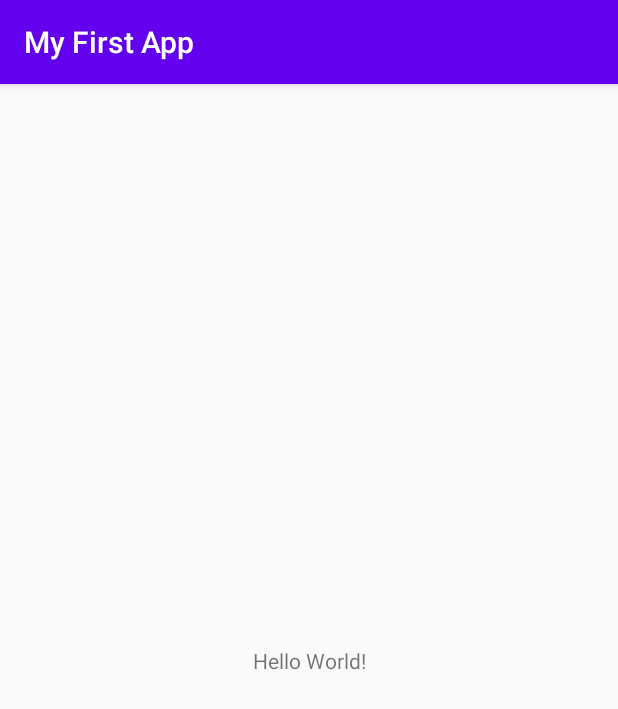
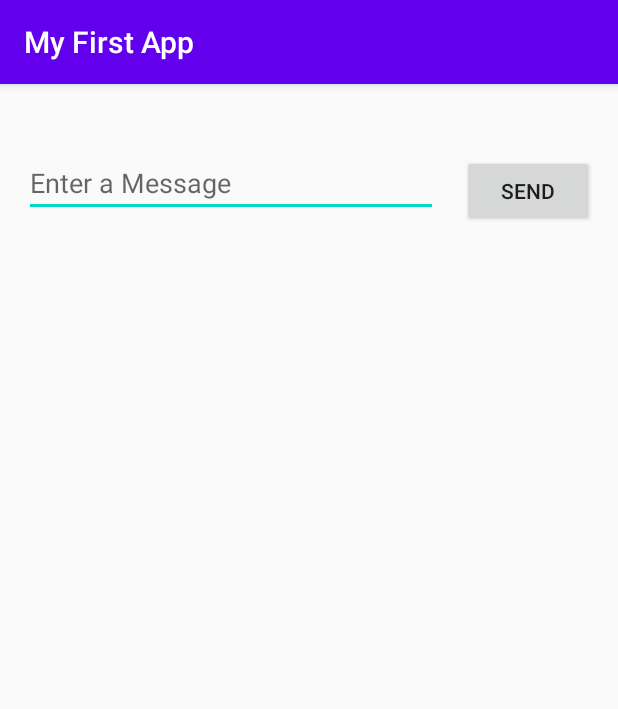
Before and after one commit to hirupiyumika/MAD_Lab3, an Android app: the screen it shows after launch (MainActivity), on a phone screen of 412 x 824 dp. Shown: the top 709 px of the screen. Run offline under Robolectric (Android 15) with nearby library versions, the phone set to English and light mode, and no system bars.

Commit message:
complete lab 3

```diff
--- a/app/src/main/AndroidManifest.xml
+++ b/app/src/main/AndroidManifest.xml
@@ -9,6 +9,7 @@
         android:roundIcon="@mipmap/ic_launcher_round"
         android:supportsRtl="true"
         android:theme="@style/AppTheme">
+        <activity android:name=".DisplayMessageActivity"></activity>
         <activity android:name=".MainActivity">
             <intent-filter>
                 <action android:name="android.intent.action.MAIN" />
--- a/app/src/main/res/layout/activity_main.xml
+++ b/app/src/main/res/layout/activity_main.xml
@@ -4,15 +4,38 @@
     xmlns:tools="http://schemas.android.com/tools"
     android:layout_width="match_parent"
     android:layout_height="match_parent"
+    android:onClick="sendMessage"
     tools:context=".MainActivity">
 
-    <TextView
+    <EditText
+        android:id="@+id/editText"
+        android:layout_width="0dp"
+        android:layout_height="41dp"
+        android:layout_marginStart="16dp"
+        android:layout_marginLeft="16dp"
+        android:layout_marginTop="16dp"
+        android:ems="10"
+        android:inputType="textPersonName"
+        android:hint="@string/edit_message"
+        app:layout_constraintBottom_toBottomOf="parent"
+        app:layout_constraintEnd_toEndOf="parent"
+        app:layout_constraintEnd_toStartOf="@+id/button"
+        app:layout_constraintHorizontal_bias="0.5"
+        app:layout_constraintStart_toStartOf="parent"
+        app:layout_constraintTop_toTopOf="parent"
+        app:layout_constraintVertical_bias="0.044" />
+
+    <Button
+        android:id="@+id/button"
         android:layout_width="wrap_content"
         android:layout_height="wrap_content"
-        android:text="Hello World!"
-        app:layout_constraintBottom_toBottomOf="parent"
-        app:layout_constraintLeft_toLeftOf="parent"
-        app:layout_constraintRight_toRightOf="parent"
-        app:layout_constraintTop_toTopOf="parent" />
-
+        android:layout_marginStart="16dp"
+        android:layout_marginEnd="16dp"
+        android:layout_marginRight="16dp"
+        android:onClick="sendMessage"
+        android:text="@string/button_send"
+        app:layout_constraintBaseline_toBaselineOf="@+id/editText"
+        app:layout_constraintEnd_toEndOf="parent"
+        app:layout_constraintHorizontal_bias="0.5"
+        app:layout_constraintStart_toEndOf="@+id/editText" />
 </androidx.constraintlayout.widget.ConstraintLayout>
--- a/app/src/main/res/values/strings.xml
+++ b/app/src/main/res/values/strings.xml
@@ -1,3 +1,5 @@
 <resources>
     <string name="app_name">My First App</string>
+    <string name="edit_message">Enter a Message</string>
+    <string name="button_send">Send</string>
 </resources>
```
Also changed, not shown: app/src/main/java/com/example/myfirstapp/DisplayMessageActivity.java (added, +23 -0 lines), app/src/main/java/com/example/myfirstapp/MainActivity.java (+14 -0 lines), app/src/main/res/layout/activity_display_message.xml (added, +21 -0 lines).
